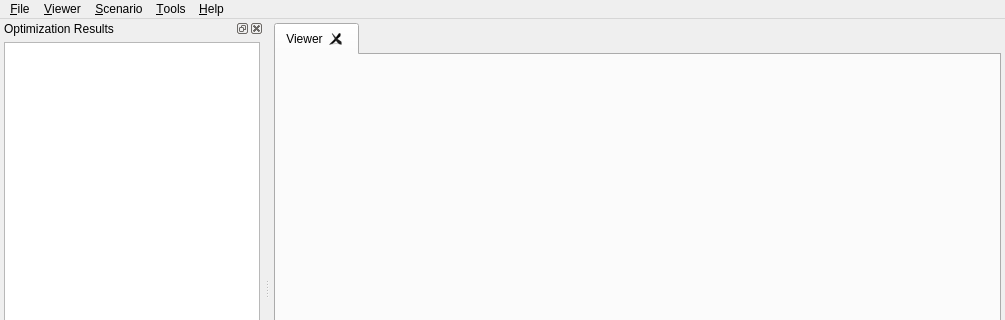
First picture: the form in scone/sconestudio/SconeStudio.ui, repository opensim-org/SCONE, before the edit; both pictures show x 0 to 1005 and y 0 to 320 of the 1005 by 802 pixel window.
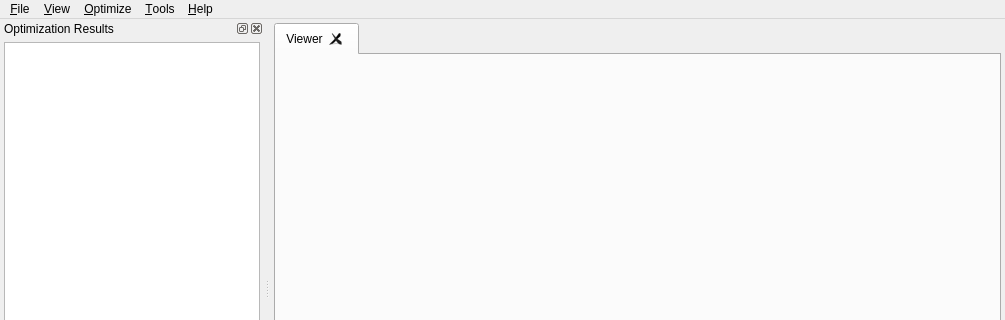
Second picture: the form after the edit. Custom widgets are drawn as their Qt base class.

```diff
--- a/scone/sconestudio/SconeStudio.ui
+++ b/scone/sconestudio/SconeStudio.ui
@@ -117,7 +117,7 @@
    </widget>
    <widget class="QMenu" name="menu_View">
     <property name="title">
-     <string>&amp;Viewer</string>
+     <string>&amp;View</string>
     </property>
     <addaction name="actionShow_External_Forces"/>
     <addaction name="actionShow_Muscles"/>
@@ -127,7 +127,7 @@
    </widget>
    <widget class="QMenu" name="menu_Optimize">
     <property name="title">
-     <string>&amp;Scenario</string>
+     <string>&amp;Optimize</string>
     </property>
     <addaction name="action_Optimize_Scenario"/>
     <addaction name="actionStart_Multiple_Optimizations"/>
```
Left out of the diff: 4 changed lines with no effect on the pictures.
